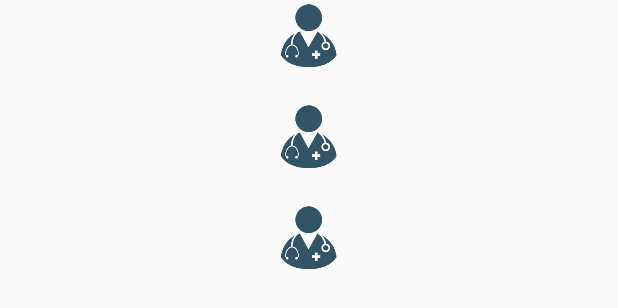
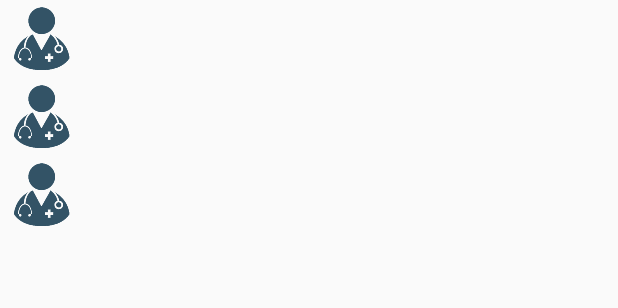
Before and after one commit to juanmartin796/petLostFront, an Android app: the layout fragment_petlost_list.xml on its own in the app's theme, with its tools: preview values and no code run, on a phone screen of 412 x 824 dp. Shown: the top 308 px of the screen. Run offline under Robolectric (Android 15) with nearby library versions, the phone set to English and light mode, and no system bars.

Commit message:
Add the picasso library to load images of pet lost from url.

```diff
--- a/app/build.gradle
+++ b/app/build.gradle
@@ -29,4 +29,10 @@ dependencies {
     testImplementation 'junit:junit:4.12'
     androidTestImplementation 'com.android.support.test:runner:1.0.2'
     androidTestImplementation 'com.android.support.test.espresso:espresso-core:3.0.2'
+
+    implementation 'com.github.bumptech.glide:glide:4.9.0'
+    annotationProcessor 'com.github.bumptech.glide:compiler:4.9.0'
+
+    implementation 'com.squareup.picasso:picasso:2.71828'
+
 }
--- a/app/src/main/AndroidManifest.xml
+++ b/app/src/main/AndroidManifest.xml
@@ -2,6 +2,7 @@
 <manifest xmlns:android="http://schemas.android.com/apk/res/android"
     package="otros.martin.com.petlost">
 
+    <uses-permission android:name="android.permission.INTERNET"/>
     <application
         android:allowBackup="true"
         android:icon="@mipmap/ic_launcher"
@@ -18,6 +19,6 @@
                 <category android:name="android.intent.category.LAUNCHER" />
             </intent-filter>
         </activity>
+
     </application>
-
 </manifest>
--- a/app/src/main/java/otros/martin/com/petlost/view/PetLostFragmentView/PetLostFragment.java
+++ b/app/src/main/java/otros/martin/com/petlost/view/PetLostFragmentView/PetLostFragment.java
@@ -33,7 +33,7 @@ public class PetLostFragment extends Fragment {
             Context context = view.getContext();
             RecyclerView recyclerView = (RecyclerView) view;
             recyclerView.setLayoutManager(new GridLayoutManager(context, 3));
-            recyclerView.setAdapter(new MyPetLostRecyclerViewAdapter(DummyContent.ITEMS, mListener));
+            recyclerView.setAdapter(new MyPetLostRecyclerViewAdapter(getContext(), DummyContent.ITEMS, mListener));
         }
         return view;
     }
--- a/app/src/main/res/layout/fragment_petlost.xml
+++ b/app/src/main/res/layout/fragment_petlost.xml
@@ -1,22 +1,23 @@
 <?xml version="1.0" encoding="utf-8"?>
-<FrameLayout xmlns:android="http://schemas.android.com/apk/res/android"
+<LinearLayout xmlns:android="http://schemas.android.com/apk/res/android"
     android:layout_width="match_parent"
     android:layout_height="wrap_content"
-    android:orientation="vertical">
+    android:orientation="vertical"
+    android:layout_gravity="center"
+    android:layout_margin="2dp">
+    <ImageView
+        android:id="@+id/iv_pet_lost"
+        android:layout_width="match_parent"
+        android:layout_height="wrap_content"
+        android:src="@mipmap/ic_veterinary"
+        android:layout_centerInParent="true"
+        android:scaleType="centerCrop"
+        android:adjustViewBounds="true"/>
 
-    <LinearLayout
-        android:layout_width="wrap_content"
+    <TextView
+        android:id="@+id/item_title"
+        android:layout_width="match_parent"
         android:layout_height="wrap_content"
-        android:orientation="vertical"
-        android:layout_gravity="center">
-        <ImageView
-            android:layout_width="wrap_content"
-            android:layout_height="wrap_content"
-            android:src="@mipmap/ic_veterinary"
-            android:layout_gravity="center"/>
-        <TextView
-            android:id="@+id/item_title"
-            android:layout_width="wrap_content"
-            android:layout_height="wrap_content"/>
-    </LinearLayout>
-</FrameLayout>
+        android:text="Animalito 1"
+        android:visibility="gone"/>
+</LinearLayout>
--- a/app/src/main/res/layout/fragment_petlost_list.xml
+++ b/app/src/main/res/layout/fragment_petlost_list.xml
@@ -4,10 +4,10 @@
     xmlns:tools="http://schemas.android.com/tools"
     android:id="@+id/list"
     android:name="otros.martin.com.petlost.view.PetLostFragment"
-    android:layout_width="match_parent"
-    android:layout_height="match_parent"
-    android:layout_marginLeft="16dp"
-    android:layout_marginRight="16dp"
+    android:layout_width="wrap_content"
+    android:layout_height="wrap_content"
+    android:layout_marginLeft="2dp"
+    android:layout_marginRight="2dp"
     app:layoutManager="android.support.v7.widget.LinearLayoutManager"
     tools:context=".view.PetLostFragmentView.PetLostFragment"
     tools:listitem="@layout/fragment_petlost" />
```
Also changed, not shown: app/src/main/java/otros/martin/com/petlost/view/PetLostFragmentView/MyPetLostRecyclerViewAdapter.java (+22 -1 lines), app/src/main/java/otros/martin/com/petlost/view/PetLostFragmentView/dummy/DummyContent.java (+19 -15 lines).
